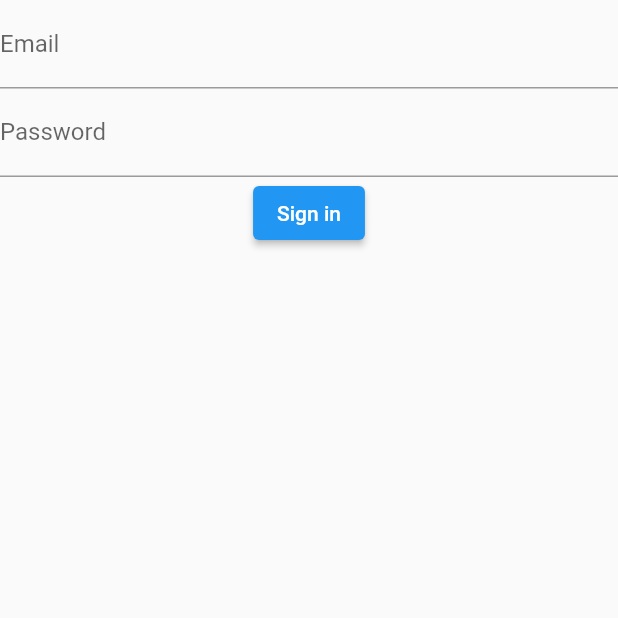
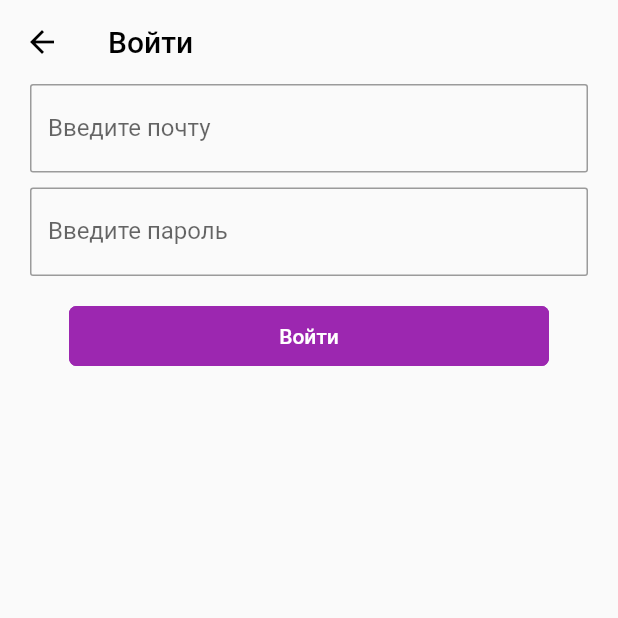
Before and after one commit to contestormi/searchack, a Flutter app: the LoginScreen screen opened directly, on a phone screen of 412 x 824 dp, the top half of it. Run offline on Flutter 3.47's test engine with Material 2 defaults, Android fonts, the phone set to English and light mode, and no system bars; our stand-ins replace firebase_auth, firebase_core; accounts and stored records are empty.

Commit message:
Added UI for login and register screens

```diff
--- a/lib/screens/auth/auth_wrapper_screen.dart
+++ b/lib/screens/auth/auth_wrapper_screen.dart
@@ -10,7 +10,7 @@ class AuthWrapper extends StatelessWidget {
   @override
   Widget build(BuildContext context) {
     return context.watch<User?>() != null
-        ? const MainPage()
+        ? const MainScreen()
         : const AuthScreen();
   }
 }
--- a/lib/screens/login/login_screen.dart
+++ b/lib/screens/login/login_screen.dart
@@ -1,5 +1,6 @@
 import 'package:flutter/material.dart';
 import 'package:provider/provider.dart';
+import 'package:searchack/screens/main/main_screen.dart';
 import 'package:searchack/services/auth_service.dart';
 
 class LoginScreen extends StatelessWidget {
@@ -9,30 +10,74 @@ class LoginScreen extends StatelessWidget {
 
   @override
   Widget build(BuildContext context) {
-    return Column(
+    return Scaffold(
+      appBar: AppBar(
+        title: const Text(
+          'Войти',
+          style: TextStyle(color: Colors.black),
+        ),
+        iconTheme: const IconThemeData(
+          color: Colors.black,
+        ),
+        backgroundColor: Colors.transparent,
+        elevation: 0,
+      ),
+      body: Padding(
+        padding: const EdgeInsets.symmetric(horizontal: 20),
+        child: Column(
           children: [
             TextField(
               controller: emailController,
-          decoration: const InputDecoration(
-            labelText: "Email",
+              decoration: InputDecoration(
+                border: OutlineInputBorder(
+                  borderRadius: BorderRadius.circular(2.0),
+                ),
+                labelText: "Введите почту",
               ),
             ),
+            const SizedBox(height: 10),
             TextField(
               controller: passwordController,
-          decoration: const InputDecoration(
-            labelText: "Password",
+              decoration: InputDecoration(
+                  border: OutlineInputBorder(
+                    borderRadius: BorderRadius.circular(2.0),
+                  ),
+                  labelText: 'Введите пароль'),
+            ),
+            const SizedBox(height: 20),
+            SizedBox(
+              width: 320,
+              height: 40,
+              child: ElevatedButton(
+                style: ButtonStyle(
+                  shape: MaterialStateProperty.all<RoundedRectangleBorder>(
+                    RoundedRectangleBorder(
+                      borderRadius: BorderRadius.circular(5.0),
+                      side: const BorderSide(color: Colors.purple),
                     ),
                   ),
-        ElevatedButton(
-          onPressed: () {
-            context.read<AuthenticationService>().signIn(
+                  backgroundColor: MaterialStateProperty.all(Colors.purple),
+                  elevation: MaterialStateProperty.all(0),
+                ),
+                onPressed: () async {
+                  var _result =
+                      await context.read<AuthenticationService>().signIn(
                             email: emailController.text.trim(),
                             password: passwordController.text.trim(),
                           );
+                  _result
+                      ? Navigator.pushReplacement(
+                          context,
+                          MaterialPageRoute(
+                              builder: (context) => const MainScreen()))
+                      : null;
                 },
-          child: const Text("Sign in"),
+                child: const Text("Войти"),
+              ),
             )
           ],
+        ),
+      ),
     );
   }
 }
```
Also changed, not shown: lib/main.dart (+3 -6 lines), lib/screens/auth/auth_screen.dart (+10 -2 lines), lib/screens/main/main_screen.dart (+12 -4 lines), lib/screens/register/register_screen.dart (+75 -2 lines). Lines whose indentation alone changed are shown as unchanged.
